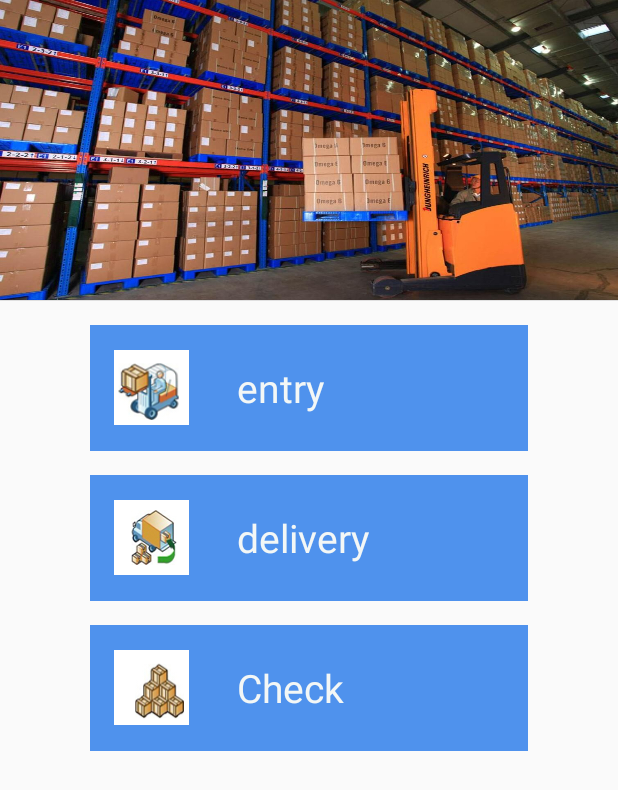
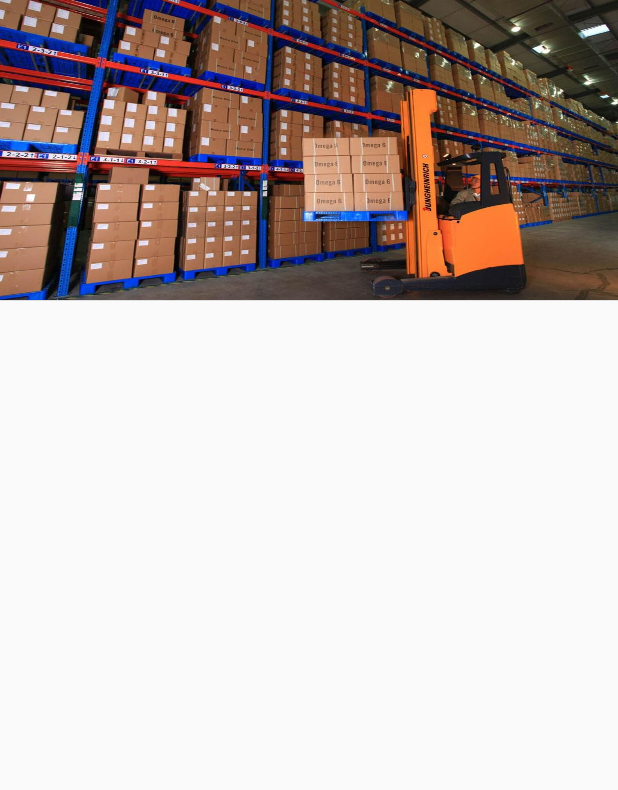
Before and after one commit to yanjingzhu970620/MyFirstApplication, an Android app: the MainActivity screen opened directly, with no data from a screen before it, on a phone screen of 412 x 824 dp. Shown: the top 790 px of the screen. Run offline under Robolectric (Android 15) with nearby library versions, the phone set to English and light mode, and no system bars.

Commit message:
2019 0615 主页按钮显隐调整

```diff
--- a/app/src/main/java/app/yjzfirst/com/myfirstapplication/MainActivity.java
+++ b/app/src/main/java/app/yjzfirst/com/myfirstapplication/MainActivity.java
@@ -3,26 +3,16 @@ package app.yjzfirst.com.myfirstapplication;
 import android.content.Intent;
 import android.graphics.Color;
 import android.os.Build;
-import android.support.design.widget.FloatingActionButton;
-import android.support.design.widget.Snackbar;
-import android.support.v7.app.AppCompatActivity;
-import android.support.v7.widget.Toolbar;
-
-import android.support.v4.app.Fragment;
-import android.support.v4.app.FragmentManager;
+import android.os.Bundle;
 import android.support.v4.app.FragmentPagerAdapter;
 import android.support.v4.view.ViewPager;
-import android.os.Bundle;
-import android.view.LayoutInflater;
-import android.view.Menu;
-import android.view.MenuItem;
+import android.support.v7.app.AppCompatActivity;
 import android.view.View;
-import android.view.ViewGroup;
-
 import android.view.Window;
 import android.view.WindowManager;
 import android.widget.LinearLayout;
-import android.widget.TextView;
+
+import com.yjzfirst.util.PreferencesUtils;
 
 public class MainActivity extends AppCompatActivity {
 
@@ -50,11 +40,14 @@ public class MainActivity extends AppCompatActivity {
 //    private TextView entrytext;
 //    private TextView entrytext;
 
-
+    public String rights_key="rights";
     @Override
     protected void onCreate(Bundle savedInstanceState) {
         super.onCreate(savedInstanceState);
         setContentView(R.layout.activity_main);
+        LinearLayout entry_main=(LinearLayout) findViewById(R.id.entry_main);
+        LinearLayout delivery_main=(LinearLayout) findViewById(R.id.delivery_main);
+        LinearLayout Check_main=(LinearLayout) findViewById(R.id.Check_main);
         if (Build.VERSION.SDK_INT >= Build.VERSION_CODES.LOLLIPOP) {
 
             Window window = MainActivity.this.getWindow();
@@ -63,14 +56,24 @@ public class MainActivity extends AppCompatActivity {
 
             window.setStatusBarColor(Color.BLACK);
 
-
-
             //底部导航栏
 
             //window.setNavigationBarColor(activity.getResources().getColor(colorResId));
-
         }
-
+        String rights= PreferencesUtils.getString(MainActivity.this,rights_key,"rights");
+        if(!rights.contains("group_app_mrp_finish_in")){
+            entry_main.setVisibility(View.GONE);
+        }
+        if(!rights.contains("group_app_mrp_finish_in_confirm")){
+            entry_main.setVisibility(View.GONE);
+        }
+        if(!rights.contains("group_app_mrp_move")){
+            Check_main.setVisibility(View.GONE);
+        }
+        if(!rights.contains("group_app_sales_delivery")){
+            delivery_main.setVisibility(View.GONE);
+        }
+        //"group_app_mrp_finish_in","group_app_mrp_finish_in_confirm","group_app_mrp_move","group_app_sales_delivery"
     }
 
     public void onClick(View view) {
--- a/app/src/main/res/values/strings.xml
+++ b/app/src/main/res/values/strings.xml
@@ -20,7 +20,7 @@
     <string name="title_activity_main">MainActivity</string>
     <string name="action_settings">Settings</string>
     <string name="delivery">delivery</string>
-    <string name="check_main">Check</string>
+    <string name="check_main">ReportWork</string>
     <string name="product_batch_number">product batch number</string>
     <string name="Bar_code">Bar code</string>
     <string name="Library_number">Library number</string>
```
Also changed, not shown: app/src/main/java/app/yjzfirst/com/myfirstapplication/LoginActivity.java (+10 -1 lines), 1 other file.
